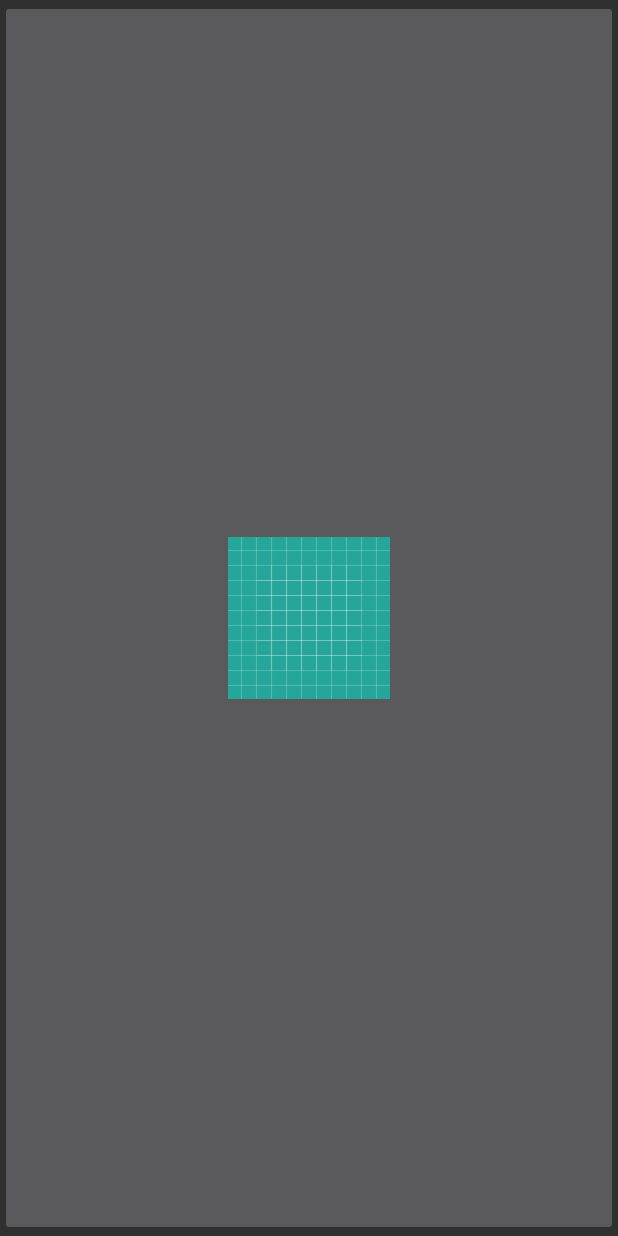
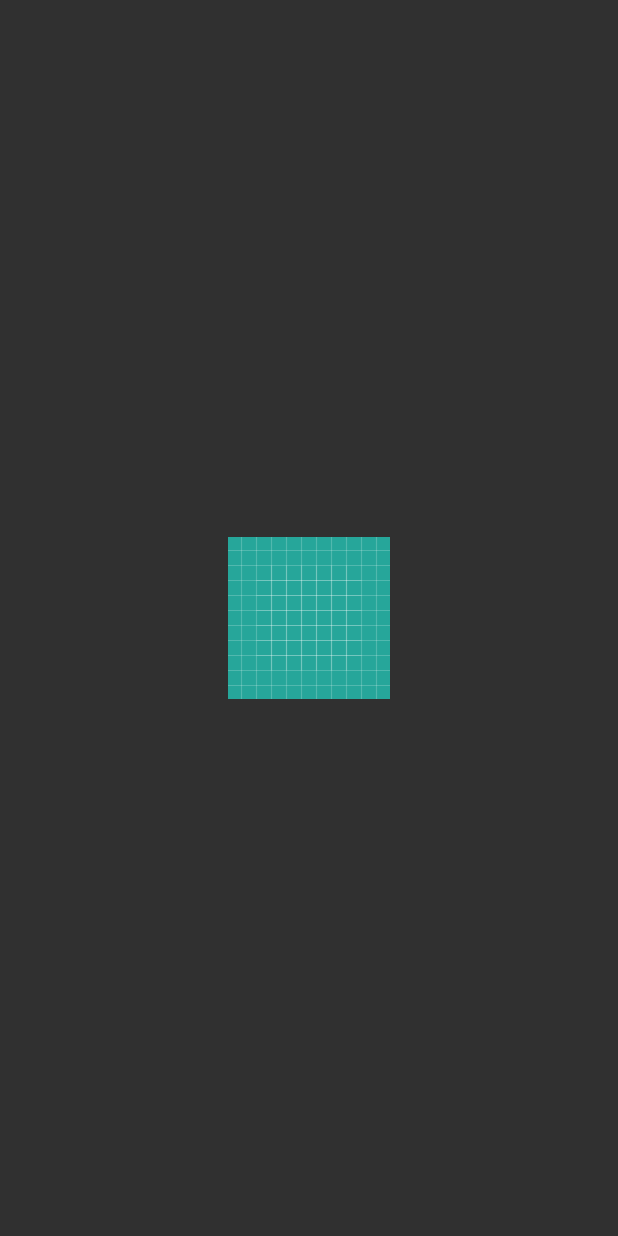
Before and after one commit to mathiasprisfeldt/tic-tac-toe, an Android app: the layout adapter_game_piece.xml on its own in the app's theme, with its tools: preview values and no code run, on a phone screen of 412 x 824 dp. Run offline under Robolectric (Android 15) with nearby library versions, the phone set to English and light mode, and no system bars.

Commit message:
Finished game piece adapter

```diff
--- a/app/src/main/res/layout/adapter_game_piece.xml
+++ b/app/src/main/res/layout/adapter_game_piece.xml
@@ -4,9 +4,11 @@
     android:layout_height="match_parent">
 
     <ImageButton
+        android:id="@+id/game_piece_btn"
         android:layout_width="match_parent"
         android:layout_height="match_parent"
         android:src="@drawable/ic_launcher_background"
-        android:contentDescription="Game Piece Image" />
+        android:contentDescription="@string/game_piece_btn_description"
+        android:background="#000000FF"/>
 
 </LinearLayout>
--- a/app/src/main/res/values/strings.xml
+++ b/app/src/main/res/values/strings.xml
@@ -1,3 +1,4 @@
 <resources>
     <string name="app_name">TicTacToe</string>
+    <string name="game_piece_btn_description">Game Piece Image</string>
 </resources>
```
Also changed, not shown: app/src/main/java/me/mathiasprisfeldt/tictactoe/GamePiece/GamePiece.java (+8 -0 lines), app/src/main/java/me/mathiasprisfeldt/tictactoe/GamePiece/GamePieceAdapter.java (+9 -0 lines).
